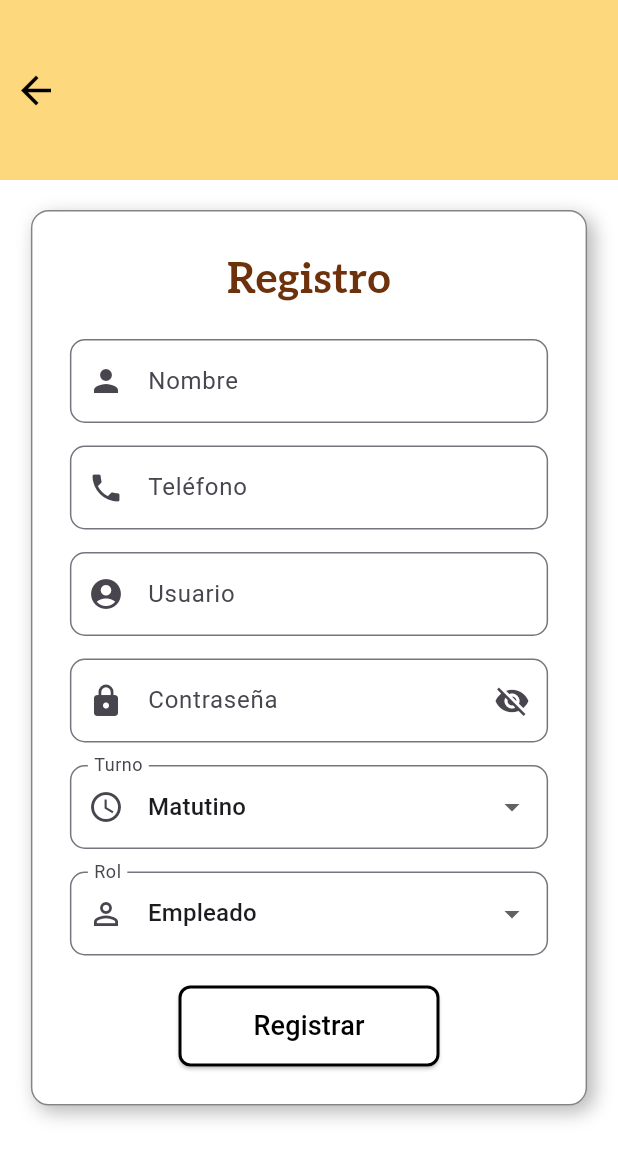
After one commit to LitzyDiaz0/App_Panaderia, a Flutter app: the RegistroPage screen opened directly, on a phone screen of 412 x 824 dp. The commit adds this screen. Shown: the top 1160 px of the screen. Run offline on Flutter 3.47's test engine with Material 3 defaults, Android fonts, the phone set to English and light mode, and no system bars.

Commit message:
creacion de pestana registro solo diseno

```diff
--- a/lib/pages/adminusers.dart
+++ b/lib/pages/adminusers.dart
@@ -1,4 +1,6 @@
 import 'package:flutter/material.dart';
+import './registro.dart';
+import './admnprinc.dart';
 
 class AdministrarUsuariosPage extends StatelessWidget {
   const AdministrarUsuariosPage({super.key});
@@ -25,7 +27,13 @@ class AdministrarUsuariosPage extends StatelessWidget {
                     ), // Flecha para volver
                     iconSize: 40, // Tamaño del ícono de la flecha
                     onPressed: () {
-                      Navigator.pop(context); // Volver a la pantalla anterior
+                      Navigator.pushReplacement(
+                        context,
+                        MaterialPageRoute(
+                          builder: (context) =>
+                              const AdminPage(), // Asegúrate de que LoginPage esté importado
+                        ),
+                      ); // Volver a la pantalla anterior
                     },
                   ),
                 ),
@@ -43,7 +51,7 @@ class AdministrarUsuariosPage extends StatelessWidget {
                 decoration: BoxDecoration(
                   border: Border.all(
                     color: Colors.black, // Color del borde
-                    width: 4, // Grosor del borde
+                    width: 3, // Grosor del borde
                   ),
                   shape: BoxShape.circle, // Forma circular
                 ),
@@ -72,6 +80,13 @@ class AdministrarUsuariosPage extends StatelessWidget {
                 ElevatedButton.icon(
                   onPressed: () {
                     // Lógica para agregar un nuevo usuario
+                    Navigator.pushReplacement(
+                      context,
+                      MaterialPageRoute(
+                        builder: (context) =>
+                            const RegistroPage(), // Asegúrate de que LoginPage esté importado
+                      ),
+                    );
                   },
                   style: ElevatedButton.styleFrom(
                     backgroundColor: Colors.white,
--- a/lib/pages/puntoventa.dart
+++ b/lib/pages/puntoventa.dart
@@ -146,6 +146,32 @@ class PuntoDeVentaPage extends StatelessWidget {
                         style: TextStyle(color: Colors.black),
                       ),
                     ),
+                    // Botón Inventario
+                    ElevatedButton.icon(
+                      onPressed: () {
+                        // Lógica para inventario
+                      },
+                      style: ElevatedButton.styleFrom(
+                        backgroundColor: Colors.white,
+                        padding: const EdgeInsets.symmetric(
+                            vertical: 12, horizontal: 20),
+                        shape: RoundedRectangleBorder(
+                          borderRadius: BorderRadius.circular(8),
+                          side: const BorderSide(
+                            color: Colors.black, // Borde negro
+                            width: 1,
+                          ),
+                        ),
+                      ),
+                      icon: const Icon(
+                        Icons.inventory, // Icono para inventario
+                        color: Colors.black,
+                      ),
+                      label: const Text(
+                        'Inventario',
+                        style: TextStyle(color: Colors.black),
+                      ),
+                    ),
                   ],
                 ),
               ),
--- /dev/null
+++ b/lib/pages/registro.dart
@@ -0,0 +1,275 @@
+import 'package:flutter/material.dart';
+import './admnprinc.dart';
+
+class RegistroPage extends StatefulWidget {
+  const RegistroPage({super.key});
+
+  @override
+  // ignore: library_private_types_in_public_api
+  _RegistroPageState createState() => _RegistroPageState();
+}
+
+class _RegistroPageState extends State<RegistroPage> {
+  final _nombreController = TextEditingController();
+  final _telefonoController = TextEditingController();
+  final _usuarioController = TextEditingController();
+  final _contrasenaController = TextEditingController();
+
+  bool _passwordVisible = false;
+  String _turnoSeleccionado = "M";
+  String _rolSeleccionado = "empleado";
+
+  @override
+  void initState() {
+    super.initState();
+    _passwordVisible = false;
+  }
+
+  @override
+  Widget build(BuildContext context) {
+    return Scaffold(
+      backgroundColor: Colors.white,
+      body: Stack(
+        children: [
+          Column(
+            children: [
+              // Cabecera amarilla
+              Container(
+                height: 120,
+                color: const Color.fromARGB(159, 251, 193, 45),
+                child: Row(
+                  children: [
+                    IconButton(
+                      icon: const Icon(
+                        Icons.arrow_back,
+                        color: Colors.black,
+                      ),
+                      iconSize: 30,
+                      onPressed: () {
+                        Navigator.pushReplacement(
+                          context,
+                          MaterialPageRoute(
+                            builder: (context) => const AdminPage(),
+                          ),
+                        );
+                      },
+                    ),
+                  ],
+                ),
+              ),
+              const SizedBox(height: 20),
+              // Formulario
+              Expanded(
+                child: SingleChildScrollView(
+                  child: Center(
+                    child: Container(
+                      padding: const EdgeInsets.all(25),
+                      decoration: BoxDecoration(
+                        color: Colors.white,
+                        borderRadius: BorderRadius.circular(12),
+                        border: Border.all(
+                          color: const Color.fromARGB(123, 0, 0, 0),
+                          width: 1, // Borde más pronunciado
+                        ),
+                        boxShadow: [
+                          BoxShadow(
+                            color: const Color.fromARGB(255, 74, 74, 74)
+                                .withOpacity(0.4),
+                            blurRadius: 10,
+                            offset: const Offset(4, 4),
+                          ),
+                        ],
+                      ),
+                      width: MediaQuery.of(context).size.width * 0.9,
+                      child: Column(
+                        mainAxisSize: MainAxisSize.min,
+                        children: [
+                          const Text(
+                            'Registro',
+                            style: TextStyle(
+                              fontSize: 28,
+                              fontFamily: 'Aleo',
+                              fontWeight: FontWeight.bold,
+                              color: Color.fromARGB(255, 109, 49, 12),
+                            ),
+                          ),
+                          const SizedBox(height: 20),
+                          // Campo Nombre
+                          TextField(
+                            controller: _nombreController,
+                            decoration: InputDecoration(
+                              labelText: 'Nombre',
+                              prefixIcon: const Icon(Icons.person),
+                              border: OutlineInputBorder(
+                                borderRadius: BorderRadius.circular(10),
+                              ),
+                            ),
+                          ),
+                          const SizedBox(height: 15),
+                          // Campo Teléfono
+                          TextField(
+                            controller: _telefonoController,
+                            keyboardType: TextInputType.phone,
+                            decoration: InputDecoration(
+                              labelText: 'Teléfono',
+                              prefixIcon: const Icon(Icons.phone),
+                              border: OutlineInputBorder(
+                                borderRadius: BorderRadius.circular(10),
+                              ),
+                            ),
+                          ),
+                          const SizedBox(height: 15),
+                          // Campo Usuario
+                          TextField(
+                            controller: _usuarioController,
+                            decoration: InputDecoration(
+                              labelText: 'Usuario',
+                              prefixIcon: const Icon(Icons.account_circle),
+                              border: OutlineInputBorder(
+                                borderRadius: BorderRadius.circular(10),
+                              ),
+                            ),
+                          ),
+                          const SizedBox(height: 15),
+                          // Campo Contraseña
+                          TextField(
+                            controller: _contrasenaController,
+                            obscureText: !_passwordVisible,
+                            decoration: InputDecoration(
+                              labelText: 'Contraseña',
+                              prefixIcon: const Icon(Icons.lock),
+                              suffixIcon: IconButton(
+                                icon: Icon(
+                                  _passwordVisible
+                                      ? Icons.visibility
+                                      : Icons.visibility_off,
+                                ),
+                                onPressed: () {
+                                  setState(() {
+                                    _passwordVisible = !_passwordVisible;
+                                  });
+                                },
+                              ),
+                              border: OutlineInputBorder(
+                                borderRadius: BorderRadius.circular(10),
+                              ),
+                            ),
+                          ),
+                          const SizedBox(height: 15),
+                          // Lista Turno
+                          DropdownButtonFormField<String>(
+                            value: _turnoSeleccionado,
+                            items: const [
+                              DropdownMenuItem(
+                                value: "M",
+                                child: Text("Matutino"),
+                              ),
+                              DropdownMenuItem(
+                                value: "V",
+                                child: Text("Vespertino"),
+                              ),
+                            ],
+                            onChanged: (value) {
+                              setState(() {
+                                _turnoSeleccionado = value!;
+                              });
+                            },
+                            decoration: InputDecoration(
+                              labelText: 'Turno',
+                              prefixIcon: const Icon(Icons.access_time),
+                              border: OutlineInputBorder(
+                                borderRadius: BorderRadius.circular(10),
+                              ),
+                            ),
+                          ),
+                          const SizedBox(height: 15),
+                          // Lista Rol
+                          DropdownButtonFormField<String>(
+                            value: _rolSeleccionado,
+                            items: const [
+                              DropdownMenuItem(
+                                value: "admin",
+                                child: Text("Admin"),
+                              ),
+                              DropdownMenuItem(
+                                value: "empleado",
+                                child: Text("Empleado"),
+                              ),
+                            ],
+                            onChanged: (value) {
+                              setState(() {
+                                _rolSeleccionado = value!;
+                              });
+                            },
+                            decoration: InputDecoration(
+                              labelText: 'Rol',
+                              prefixIcon: const Icon(Icons.person_outline),
+                              border: OutlineInputBorder(
+                                borderRadius: BorderRadius.circular(10),
+                              ),
+                            ),
+                          ),
+                          const SizedBox(height: 20),
+                          // Botón Registrar
+                          ElevatedButton(
+                            onPressed: () {
+                              // Lógica para registrar
+                              final nombre = _nombreController.text;
+                              final telefono = _telefonoController.text;
+                              final usuario = _usuarioController.text;
+                              final contrasena = _contrasenaController.text;
+
+                              if (nombre.isEmpty ||
+                                  telefono.isEmpty ||
+                                  usuario.isEmpty ||
+                                  contrasena.isEmpty) {
+                                ScaffoldMessenger.of(context).showSnackBar(
+                                  const SnackBar(
+                                    content: Text(
+                                        'Por favor llena todos los campos'),
+                                  ),
+                                );
+                              } else {
+                                // Lógica de registro aquí
+                                ScaffoldMessenger.of(context).showSnackBar(
+                                  SnackBar(
+                                    content: Text(
+                                        'Usuario $nombre registrado exitosamente'),
+                                  ),
+                                );
+                              }
+                            },
+                            style: ElevatedButton.styleFrom(
+                              backgroundColor: Colors.white,
+                              foregroundColor: Colors.black,
+                              side: const BorderSide(
+                                color: Colors.black,
+                                width: 2, // Borde negro
+                              ),
+                              padding: const EdgeInsets.symmetric(
+                                  vertical: 14, horizontal: 50),
+                              shape: RoundedRectangleBorder(
+                                borderRadius: BorderRadius.circular(8),
+                              ),
+                            ),
+                            child: const Text(
+                              'Registrar',
+                              style: TextStyle(
+                                fontSize: 18,
+                                color: Colors.black, // Texto negro
+                              ),
+                            ),
+                          ),
+                        ],
+                      ),
+                    ),
+                  ),
+                ),
+              ),
+            ],
+          ),
+        ],
+      ),
+    );
+  }
+}
```
